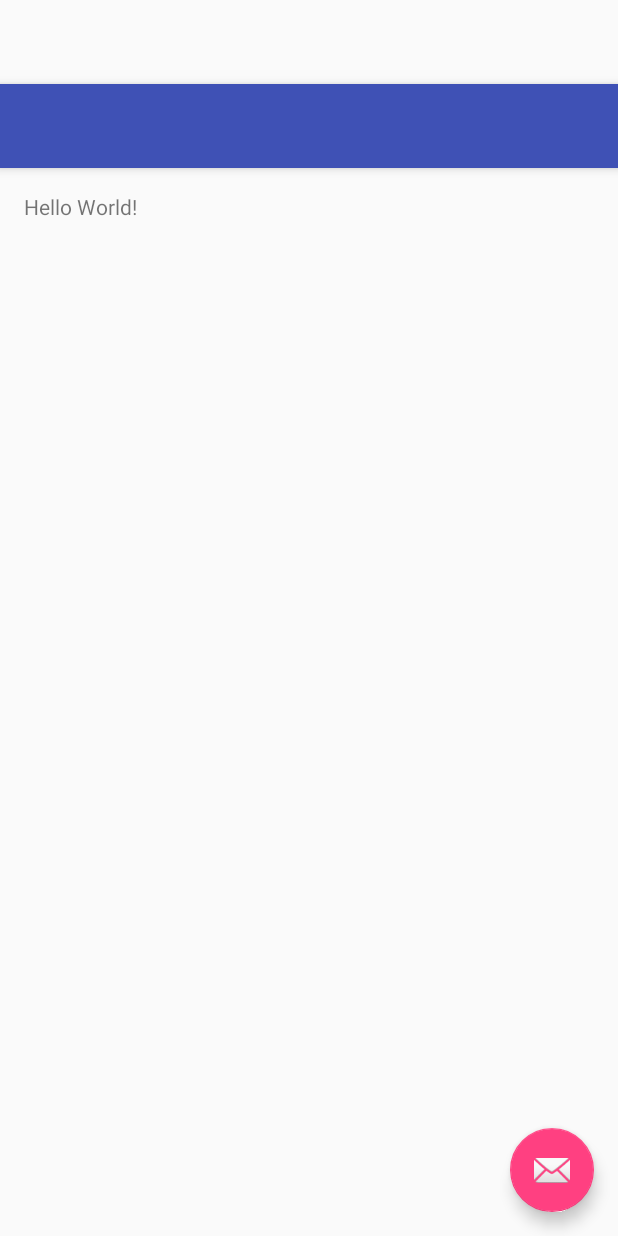
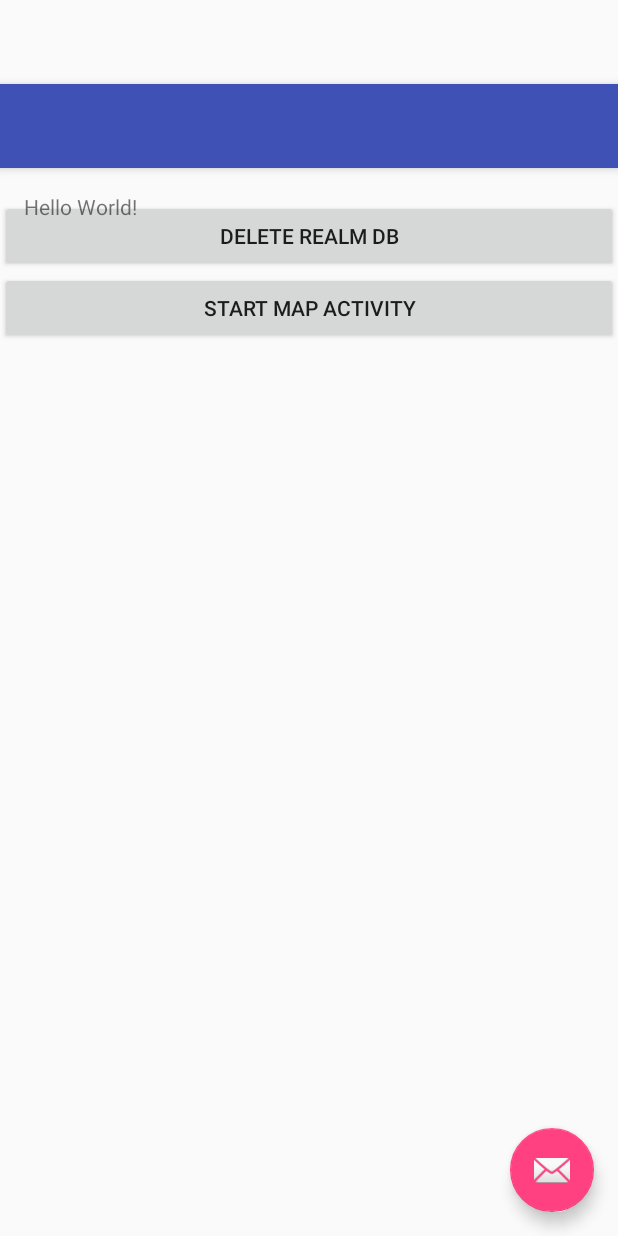
Before and after one commit to loudedtwist/RovTracker, an Android app: the layout activity_main.xml on its own in the app's theme, with its tools: preview values and no code run, on a phone screen of 412 x 824 dp. Run offline under Robolectric (Android 15) with nearby library versions, the phone set to English and light mode, and no system bars.

Commit message:
temporary work around to delete Realm DB

```diff
--- a/app/src/main/kotlin/de/archaeonautic/rovtracker/App.kt
+++ b/app/src/main/kotlin/de/archaeonautic/rovtracker/App.kt
@@ -7,12 +7,15 @@ import android.support.v7.app.AppCompatActivity
 import android.support.v7.widget.Toolbar
 import android.view.Menu
 import android.view.MenuItem
+import android.widget.Button
 import io.realm.Realm
 import io.realm.RealmConfiguration
+import org.jetbrains.anko.onClick
 import org.jetbrains.anko.startActivity
 
-class App : AppCompatActivity() {
+class App() : AppCompatActivity() {
 
+    var deleteRealmBtn: Button? = null
     override fun onCreate(savedInstanceState: Bundle?) {
         super.onCreate(savedInstanceState)
         setContentView(R.layout.activity_main)
@@ -21,16 +24,24 @@ class App : AppCompatActivity() {
 
         val fab = findViewById(R.id.fab) as FloatingActionButton
         fab.setOnClickListener { view -> Snackbar.make(view, "Replace with your own action", Snackbar.LENGTH_LONG).setAction("Action", null).show() }
-
+        val startActivityBtn : Button = findViewById(R.id.startMapActivity) as Button
+        deleteRealmBtn = findViewById(R.id.deleteRealm) as Button
+        startActivityBtn.onClick {
+            startActivity<MapActivity>();
+        }
         initDB()
 
-        startActivity<MapActivity>();
     }
 
     private fun initDB() {
         Realm.init(this)
         val realmConfiguration = RealmConfiguration.Builder().build()
         Realm.setDefaultConfiguration(realmConfiguration)
+
+        deleteRealmBtn?.onClick {
+            Realm.deleteRealm(realmConfiguration)
+        }
+
     }
 
     override fun onCreateOptionsMenu(menu: Menu): Boolean {
--- a/app/src/main/kotlin/de/archaeonautic/rovtracker/MapAdapters/GoogleMapAdapter.kt
+++ b/app/src/main/kotlin/de/archaeonautic/rovtracker/MapAdapters/GoogleMapAdapter.kt
@@ -8,7 +8,7 @@ import com.google.android.gms.maps.SupportMapFragment
 import com.google.android.gms.maps.model.*
 import de.archaeonautic.rovtracker.Model.projectmodel.GeoPos
 import de.archaeonautic.rovtracker.Model.GridCtrl
-import de.archaeonautic.rovtracker.Model.LatLong
+import de.archaeonautic.rovtracker.Model.projectmodel.LatLong
 import java.util.*
 
 
--- a/app/src/main/res/layout/activity_main.xml
+++ b/app/src/main/res/layout/activity_main.xml
@@ -22,6 +22,44 @@
 
     </android.support.design.widget.AppBarLayout>
 
+    <LinearLayout
+        android:orientation="vertical"
+        android:layout_width="match_parent"
+        android:layout_height="277dp">
+
+        <TextView
+            android:layout_width="match_parent"
+            android:layout_height="wrap_content"
+            android:id="@+id/textView4"/>
+
+        <TextView
+            android:layout_width="match_parent"
+            android:layout_height="wrap_content"
+            android:id="@+id/textView3"/>
+
+        <TextView
+            android:layout_width="match_parent"
+            android:layout_height="wrap_content"
+            android:id="@+id/textView2"/>
+
+        <TextView
+            android:layout_width="match_parent"
+            android:layout_height="wrap_content"
+            android:id="@+id/textView"/>
+
+        <Button
+            android:text="Delete Realm DB"
+            android:layout_width="match_parent"
+            android:layout_height="wrap_content"
+            android:id="@+id/deleteRealm"/>
+
+        <Button
+            android:text="Start Map Activity"
+            android:layout_width="match_parent"
+            android:layout_height="wrap_content"
+            android:id="@+id/startMapActivity"/>
+    </LinearLayout>
+
     <include layout="@layout/content_main"/>
 
     <android.support.design.widget.FloatingActionButton
```
